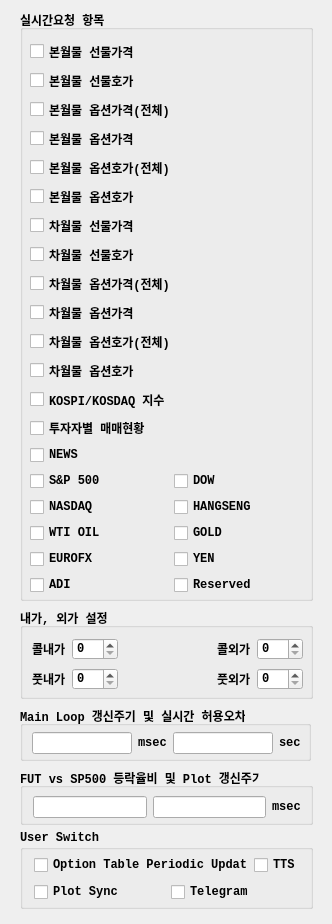
First picture: the form in UI/realtimeitem.ui, repository skygoldfish/SkyBot, before the edit.
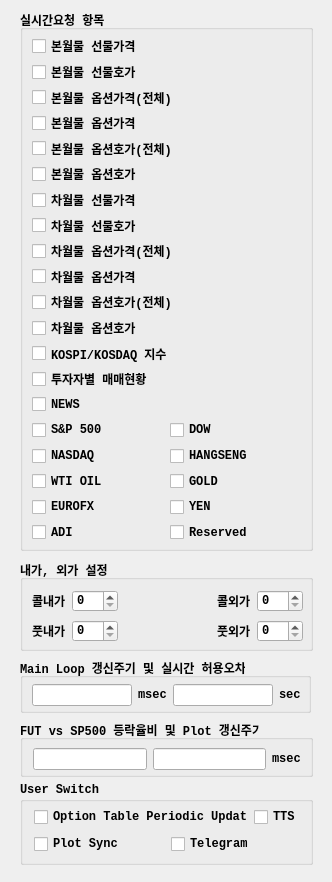
Second picture: the form after the edit.

Commit message: 소스정리

```diff
--- a/UI/realtimeitem.ui
+++ b/UI/realtimeitem.ui
@@ -7,7 +7,7 @@
     <x>0</x>
     <y>0</y>
     <width>332</width>
-    <height>924</height>
+    <height>882</height>
    </rect>
   </property>
   <property name="windowTitle">
@@ -19,7 +19,7 @@
      <x>20</x>
      <y>10</y>
      <width>293</width>
-     <height>591</height>
+     <height>541</height>
     </rect>
    </property>
    <property name="font">
@@ -35,18 +35,16 @@
    <property name="flat">
     <bool>false</bool>
    </property>
-   <widget class="QWidget" name="layoutWidget">
+   <widget class="QWidget" name="">
     <property name="geometry">
      <rect>
-      <x>10</x>
-      <y>30</y>
-      <width>281</width>
-      <height>555</height>
+      <x>12</x>
+      <y>26</y>
+      <width>269</width>
+      <height>506</height>
      </rect>
     </property>
-    <layout class="QVBoxLayout" name="verticalLayout_4">
-     <item>
-      <layout class="QVBoxLayout" name="verticalLayout_3">
+    <layout class="QVBoxLayout" name="verticalLayout">
        <item>
         <widget class="QCheckBox" name="checkBox_cm_fut_price">
          <property name="font">
@@ -257,10 +255,6 @@
          </property>
         </widget>
        </item>
-      </layout>
-     </item>
-     <item>
-      <layout class="QVBoxLayout" name="verticalLayout">
        <item>
         <layout class="QHBoxLayout" name="horizontalLayout_5">
          <item>
@@ -422,15 +416,13 @@
         </layout>
        </item>
       </layout>
-     </item>
-    </layout>
    </widget>
   </widget>
   <widget class="QGroupBox" name="groupBox_1">
    <property name="geometry">
     <rect>
      <x>20</x>
-     <y>768</y>
+     <y>720</y>
      <width>293</width>
      <height>57</height>
     </rect>
@@ -513,7 +505,7 @@
    <property name="geometry">
     <rect>
      <x>20</x>
-     <y>706</y>
+     <y>658</y>
      <width>291</width>
      <height>55</height>
     </rect>
@@ -585,7 +577,7 @@
    <property name="geometry">
     <rect>
      <x>20</x>
-     <y>608</y>
+     <y>560</y>
      <width>293</width>
      <height>91</height>
     </rect>
@@ -695,9 +687,9 @@
    <property name="geometry">
     <rect>
      <x>20</x>
-     <y>830</y>
+     <y>782</y>
      <width>293</width>
-     <height>79</height>
+     <height>83</height>
     </rect>
    </property>
    <property name="font">
@@ -710,7 +702,7 @@
    <property name="title">
     <string>User Switch</string>
    </property>
-   <widget class="QWidget" name="">
+   <widget class="QWidget" name="layoutWidget">
     <property name="geometry">
      <rect>
       <x>14</x>
```
Lines whose indentation alone changed are shown as unchanged. The commit also changes 1 other file.
